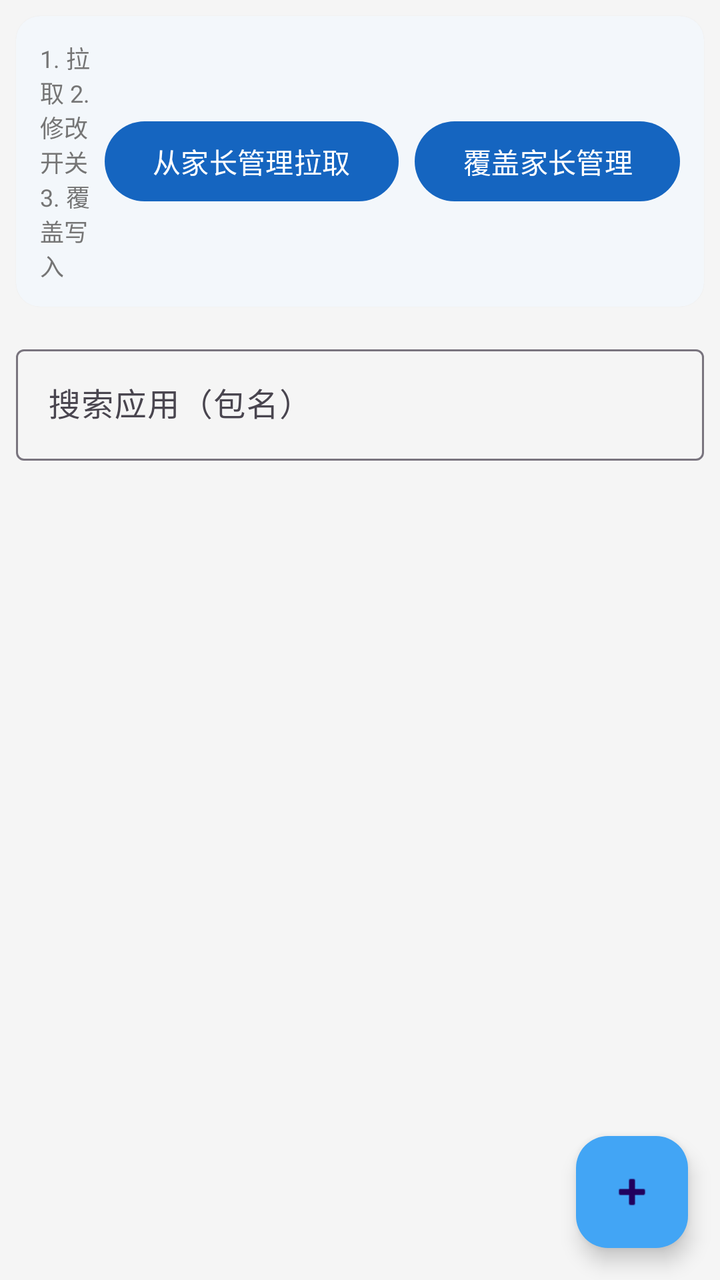
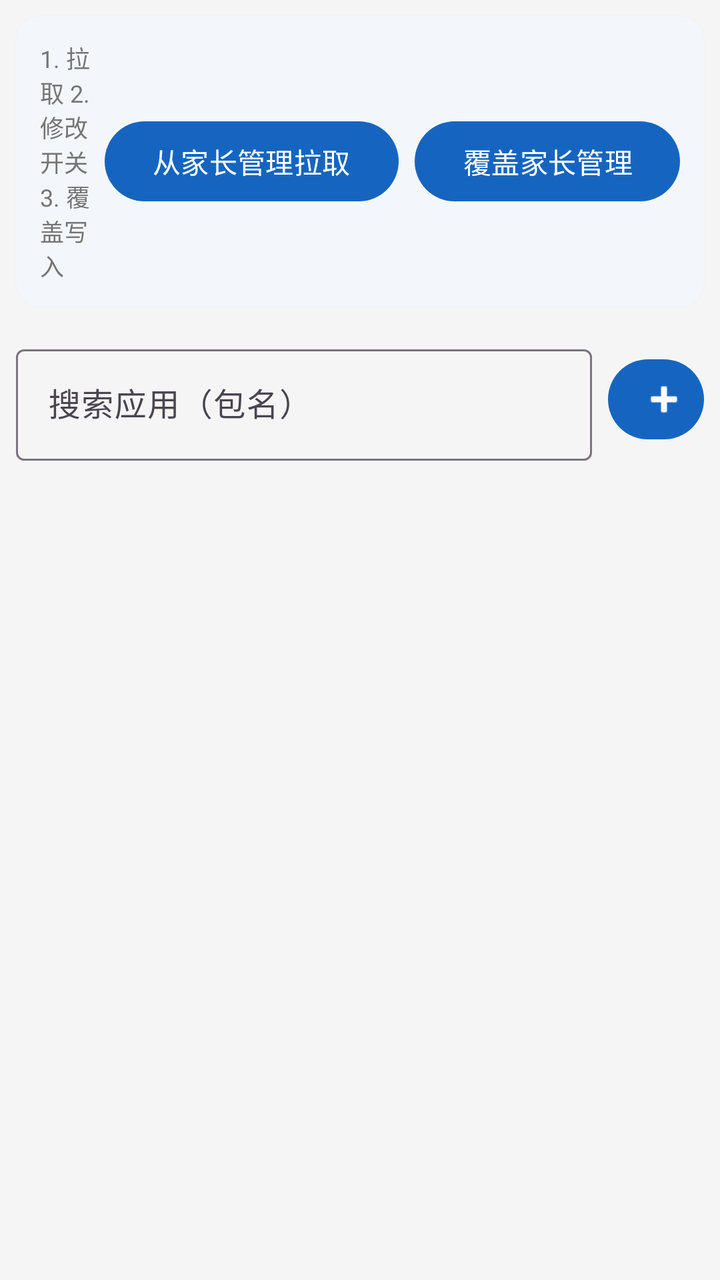

Before-and-after screenshots of an Android layout around one commit, followed by the original layout XML and the change that was made.
<!-- AndroidManifest.xml: application theme Theme.ZaralynControl -->
<!-- res/layout/fragment_control_list.xml -->
<?xml version="1.0" encoding="utf-8"?>
<LinearLayout xmlns:android="http://schemas.android.com/apk/res/android"
    xmlns:app="http://schemas.android.com/apk/res-auto"
    android:layout_width="match_parent"
    android:layout_height="match_parent"
    android:orientation="vertical">

    
    <com.google.android.material.card.MaterialCardView
        android:layout_width="match_parent"
        android:layout_height="wrap_content"
        android:layout_margin="8dp"
        app:cardCornerRadius="12dp"
        app:cardElevation="1dp"
        app:strokeWidth="0dp">

        <LinearLayout
            android:layout_width="match_parent"
            android:layout_height="wrap_content"
            android:gravity="center_vertical"
            android:orientation="horizontal"
            android:padding="12dp">

            <TextView
                android:id="@+id/tvFlowHint"
                android:layout_width="0dp"
                android:layout_height="wrap_content"
                android:layout_weight="1"
                android:text="1. 拉取 2. 修改开关 3. 覆盖写入"
                android:textSize="12sp"
                android:textColor="@color/text_secondary" />

            <com.google.android.material.button.MaterialButton
                android:id="@+id/btnPullLocal"
                android:layout_width="wrap_content"
                android:layout_height="wrap_content"
                android:text="@string/btn_pull_local" />

            <com.google.android.material.button.MaterialButton
                android:id="@+id/btnPushLocal"
                android:layout_width="wrap_content"
                android:layout_height="wrap_content"
                android:layout_marginStart="8dp"
                android:text="@string/btn_push_local" />

        </LinearLayout>

    </com.google.android.material.card.MaterialCardView>

    
    <com.google.android.material.card.MaterialCardView
        android:id="@+id/statsCard"
        android:layout_width="match_parent"
        android:layout_height="wrap_content"
        android:layout_marginHorizontal="8dp"
        android:visibility="gone"
        app:cardCornerRadius="12dp"
        app:cardElevation="1dp">

        <LinearLayout
            android:layout_width="match_parent"
            android:layout_height="wrap_content"
            android:orientation="horizontal"
            android:padding="12dp">

            <TextView
                android:id="@+id/tvStatTotal"
                android:layout_width="0dp"
                android:layout_height="wrap_content"
                android:layout_weight="1"
                android:gravity="center"
                android:textSize="13sp"
                android:textStyle="bold" />

            <TextView
                android:id="@+id/tvStatAllowed"
                android:layout_width="0dp"
                android:layout_height="wrap_content"
                android:layout_weight="1"
                android:gravity="center"
                android:textColor="@color/status_enabled"
                android:textSize="13sp"
                android:textStyle="bold" />

            <TextView
                android:id="@+id/tvStatDisabled"
                android:layout_width="0dp"
                android:layout_height="wrap_content"
                android:layout_weight="1"
                android:gravity="center"
                android:textColor="@color/status_disabled"
                android:textSize="13sp"
                android:textStyle="bold" />

        </LinearLayout>

    </com.google.android.material.card.MaterialCardView>

    
    <com.google.android.material.textfield.TextInputLayout
        style="@style/Widget.Material3.TextInputLayout.OutlinedBox"
        android:layout_width="match_parent"
        android:layout_height="wrap_content"
        android:layout_marginHorizontal="8dp"
        android:layout_marginTop="8dp"
        app:endIconMode="clear_text">

        <com.google.android.material.textfield.TextInputEditText
            android:id="@+id/etSearch"
            android:layout_width="match_parent"
            android:layout_height="wrap_content"
            android:hint="搜索应用（包名）"
            android:inputType="text" />

    </com.google.android.material.textfield.TextInputLayout>

    
    <FrameLayout
        android:layout_width="match_parent"
        android:layout_height="0dp"
        android:layout_weight="1"
        android:layout_marginTop="4dp">

        <ListView
            android:id="@+id/listApps"
            android:layout_width="match_parent"
            android:layout_height="match_parent"
            android:divider="@color/divider"
            android:dividerHeight="1dp" />

        <TextView
            android:id="@+id/emptyView"
            android:layout_width="wrap_content"
            android:layout_height="wrap_content"
            android:layout_gravity="center"
            android:text="暂无配置，请点击「拉取」"
            android:visibility="gone" />

    </FrameLayout>

    <com.google.android.material.floatingactionbutton.FloatingActionButton
        android:id="@+id/fabAddApp"
        android:layout_width="wrap_content"
        android:layout_height="wrap_content"
        android:layout_gravity="bottom|end"
        android:layout_margin="16dp"
        app:srcCompat="@android:drawable/ic_input_add" />

</LinearLayout>
<!-- resources referenced by this layout -->
<resources>
  <color name="divider">#E0E0E0</color>
  <color name="status_disabled">#F44336</color>
  <color name="status_enabled">#4CAF50</color>
  <color name="text_secondary">#757575</color>
  <string name="btn_pull_local">从家长管理拉取</string>
  <string name="btn_push_local">覆盖家长管理</string>
  <style name="Theme.ZaralynControl" parent="Theme.Material3.DayNight.NoActionBar">
          <item name="colorPrimary">@color/primary</item>
          <item name="colorOnPrimary">@color/on_primary</item>
          <item name="colorPrimaryContainer">@color/primary_light</item>
          <item name="colorSecondary">@color/secondary</item>
          <item name="colorOnSecondary">@color/surface</item>
          <item name="colorSecondaryContainer">@color/secondary_dark</item>
          <item name="android:colorBackground">@color/background</item>
          <item name="colorSurface">@color/surface</item>
          <item name="colorOnSurface">@color/on_surface</item>
          <item name="android:statusBarColor">@color/primary_dark</item>
          <item name="android:navigationBarColor">@color/background</item>
      </style>
  <color name="primary">#1565C0</color>
  <color name="on_primary">#FFFFFF</color>
  <color name="primary_light">#42A5F5</color>
  <color name="secondary">#FF8F00</color>
  <color name="surface">#FFFFFF</color>
  <color name="secondary_dark">#FF6F00</color>
  <color name="background">#F5F5F5</color>
  <color name="on_surface">#212121</color>
  <color name="primary_dark">#0D47A1</color>
</resources>

<!-- the commit's change to res/layout/fragment_control_list.xml (unified diff, before → after) -->
@@ -97,22 +97,40 @@
     </com.google.android.material.card.MaterialCardView>
 
     
-    <com.google.android.material.textfield.TextInputLayout
-        style="@style/Widget.Material3.TextInputLayout.OutlinedBox"
+    <LinearLayout
         android:layout_width="match_parent"
         android:layout_height="wrap_content"
         android:layout_marginHorizontal="8dp"
         android:layout_marginTop="8dp"
-        app:endIconMode="clear_text">
+        android:orientation="horizontal"
+        android:gravity="center_vertical">
 
-        <com.google.android.material.textfield.TextInputEditText
-            android:id="@+id/etSearch"
-            android:layout_width="match_parent"
+        <com.google.android.material.textfield.TextInputLayout
+            style="@style/Widget.Material3.TextInputLayout.OutlinedBox"
+            android:layout_width="0dp"
             android:layout_height="wrap_content"
-            android:hint="搜索应用（包名）"
-            android:inputType="text" />
+            android:layout_weight="1"
+            app:endIconMode="clear_text">
 
-    </com.google.android.material.textfield.TextInputLayout>
+            <com.google.android.material.textfield.TextInputEditText
+                android:id="@+id/etSearch"
+                android:layout_width="match_parent"
+                android:layout_height="wrap_content"
+                android:hint="搜索应用（包名）"
+                android:inputType="text" />
+
+        </com.google.android.material.textfield.TextInputLayout>
+
+        <com.google.android.material.button.MaterialButton
+            android:id="@+id/fabAddApp"
+            style="@style/Widget.Material3.Button.Icon"
+            android:layout_width="48dp"
+            android:layout_height="48dp"
+            android:layout_marginStart="8dp"
+            app:iconSize="24dp"
+            app:icon="@android:drawable/ic_input_add" />
+
+    </LinearLayout>
 
     
     <FrameLayout
@@ -138,12 +156,4 @@
 
     </FrameLayout>
 
-    <com.google.android.material.floatingactionbutton.FloatingActionButton
-        android:id="@+id/fabAddApp"
-        android:layout_width="wrap_content"
-        android:layout_height="wrap_content"
-        android:layout_gravity="bottom|end"
-        android:layout_margin="16dp"
-        app:srcCompat="@android:drawable/ic_input_add" />
-
 </LinearLayout>
